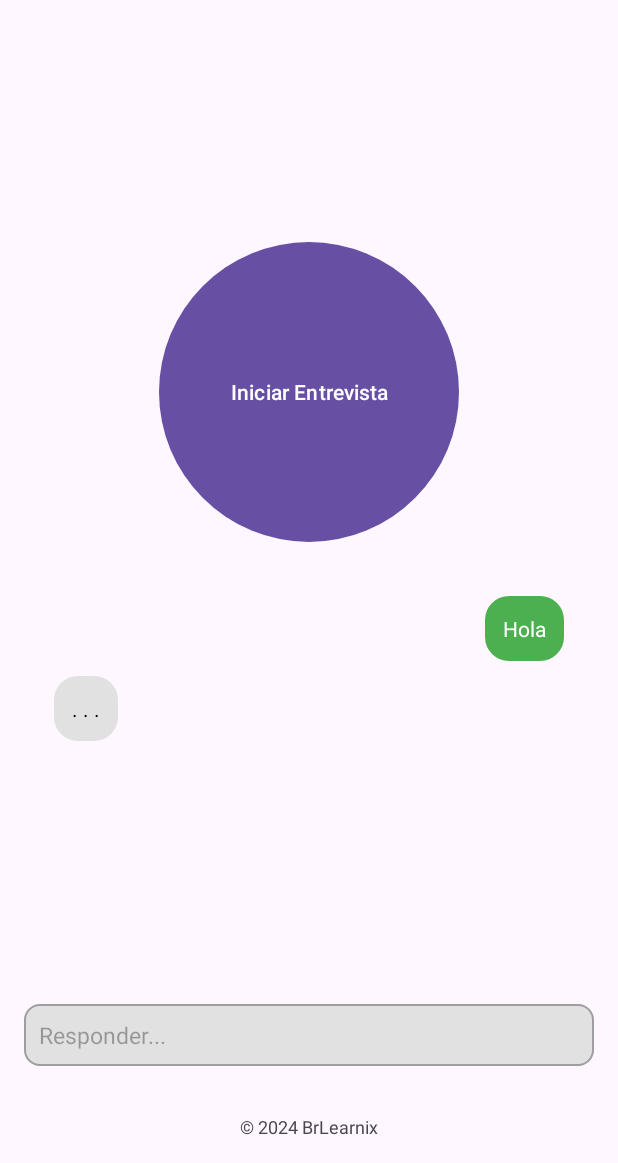
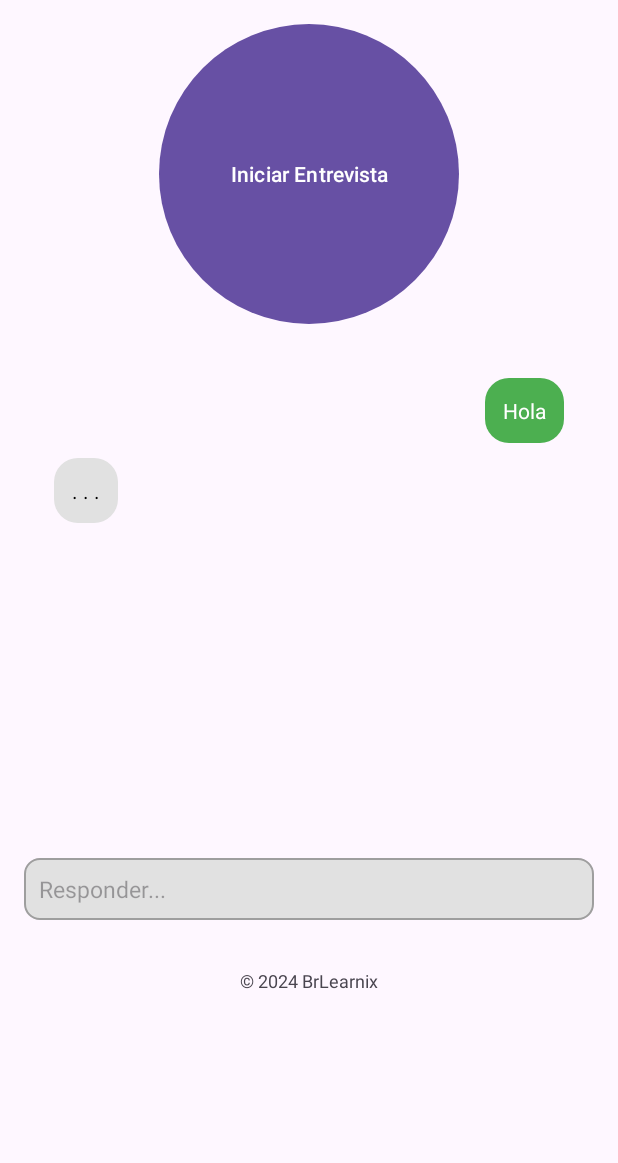
Before and after one commit to BrLearnix/Synthia, an Android app: the SynthiaActivity2 screen opened directly, with no data from a screen before it, on a phone screen of 412 x 824 dp, the part 73-1236 px from its top. Run offline under Robolectric (Android 15) with nearby library versions, the phone set to English and light mode, and no system bars.

Commit message:
new updates

```diff
--- a/app/src/main/res/layout/activity_synthia2.xml
+++ b/app/src/main/res/layout/activity_synthia2.xml
@@ -15,11 +15,6 @@
         android:gravity="center"
         android:layout_marginBottom="16dp"/>
 
-    <!-- Espaciador para centrar el contenido -->
-    <View
-        android:layout_width="match_parent"
-        android:layout_height="0dp"
-        android:layout_weight="1" /> <!-- Esto empuja los elementos hacia arriba y abajo -->
 
     <!-- Botón centrado -->
     <Button
@@ -34,59 +29,54 @@
         android:padding="12dp"
         android:layout_marginBottom="16dp"/>
 
-
-
     <ScrollView
+        android:id="@+id/scrollView"
         android:layout_width="match_parent"
-        android:layout_height="wrap_content"
-        android:id="@+id/scrollView"
+        android:layout_height="340dp"
         android:padding="10dp">
 
         <LinearLayout
+            android:id="@+id/chatLayout"
             android:layout_width="match_parent"
             android:layout_height="wrap_content"
-            android:id="@+id/chatLayout"
-            android:orientation="vertical"
+            android:layout_margin="10dp"
             android:gravity="end"
-            android:layout_margin="10dp">
+            android:orientation="vertical">
 
             <!-- Ejemplo de un mensaje de usuario (burbuja enviada) -->
             <TextView
                 android:id="@+id/requestText"
                 android:layout_width="wrap_content"
                 android:layout_height="wrap_content"
+                android:layout_marginBottom="10dp"
+                android:background="@drawable/chat_bubble_sent"
+                android:gravity="end"
+                android:maxWidth="270dp"
+                android:padding="12dp"
+                android:paddingTop="16dp"
                 android:text="Hola"
-                android:paddingTop="16dp"
-                android:gravity="end"
-                android:background="@drawable/chat_bubble_sent"
-                android:padding="12dp"
-                android:textColor="#FFFFFF"
-                android:maxWidth="270dp"
-                android:layout_marginBottom="10dp"/>
+                android:textColor="#FFFFFF" />
 
             <!-- Ejemplo de una respuesta del bot (burbuja recibida) -->
             <TextView
                 android:id="@+id/responseText"
                 android:layout_width="wrap_content"
                 android:layout_height="wrap_content"
+                android:layout_gravity="start"
+                android:layout_marginBottom="10dp"
+                android:background="@drawable/chat_bubble_received"
+                android:gravity="start"
+                android:maxWidth="270dp"
+                android:padding="12dp"
+                android:paddingTop="16dp"
                 android:text=". . ."
-                android:paddingTop="16dp"
-                android:gravity="start"
-                android:layout_gravity="start"
-                android:background="@drawable/chat_bubble_received"
-                android:padding="12dp"
-                android:textColor="#000000"
-                android:maxWidth="270dp"
-                android:layout_marginBottom="10dp"/>
+                android:textColor="#000000" />
 
         </LinearLayout>
     </ScrollView>
 
 
-    <View
-        android:layout_width="match_parent"
-        android:layout_height="0dp"
-        android:layout_weight="1" />
+
 
     <!-- Campo de entrada de texto -->
     <LinearLayout
@@ -121,5 +111,4 @@
         android:textSize="12sp"
         android:gravity="center"
         android:layout_marginTop="16dp"/>
-
 </LinearLayout>
```
